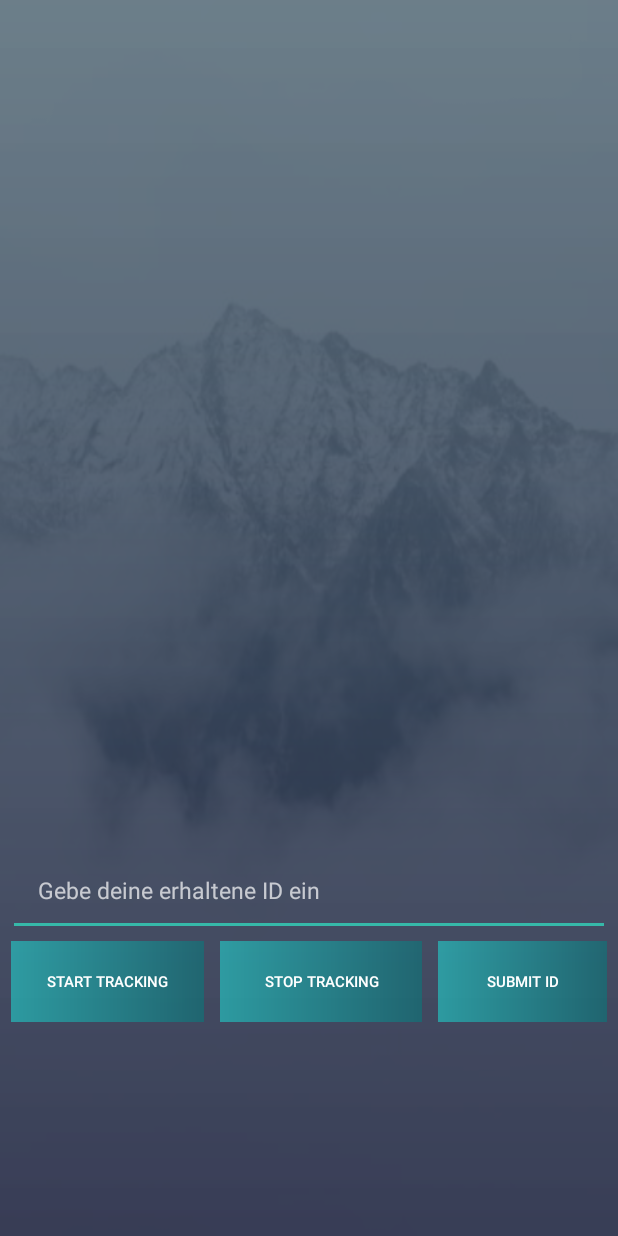
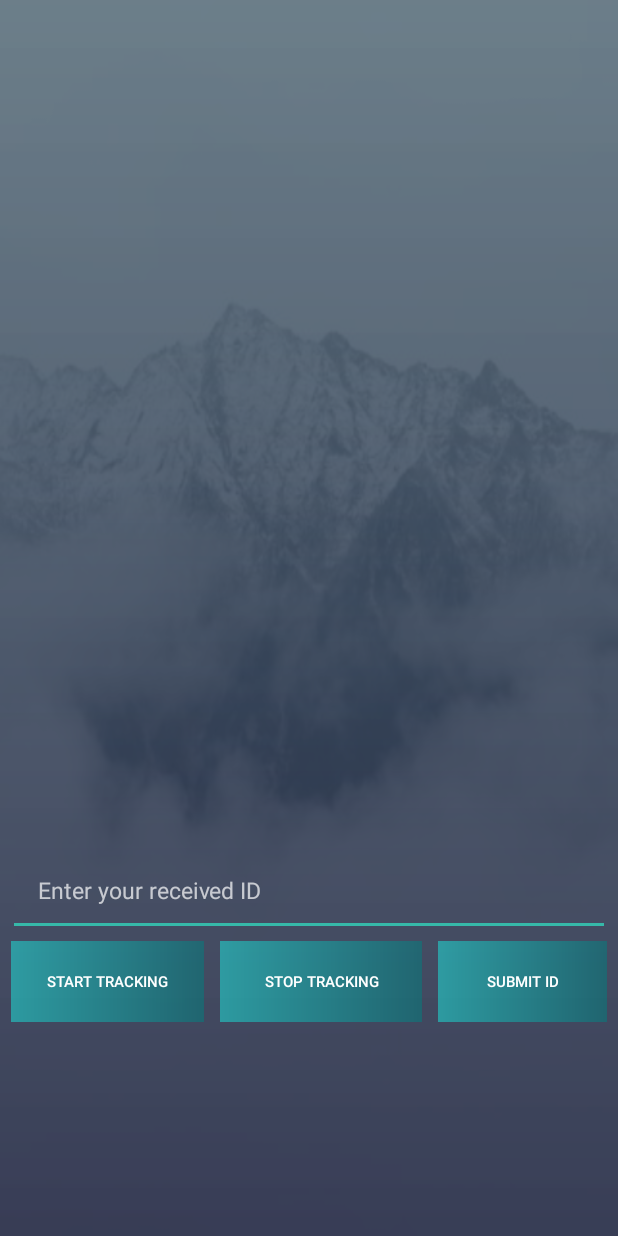
Before and after one commit to AliceNNguyen/ContextLock, an Android app: the screen it shows after launch (MainActivity), on a phone screen of 412 x 824 dp. Run offline under Robolectric (Android 15) with nearby library versions, the phone set to English and light mode, and no system bars; our stand-ins replace Firebase (no records; nobody signed in at launch, a user with empty details on screens opened directly).

Commit message:
update apk and code

```diff
--- a/app/src/main/java/com/example/alicenguyen/contextlock/AlarmReceiver.java
+++ b/app/src/main/java/com/example/alicenguyen/contextlock/AlarmReceiver.java
@@ -142,7 +142,7 @@ public class AlarmReceiver extends BroadcastReceiver {
         Log.e(TAG, String.valueOf(notificationSendCounter));
         SharedPreferencesStorage.writeSharedPreference(context, Constants.PREFERENCES, Constants.NOTIFICATION_SEND_KEY, String.valueOf(notificationSendCounter));
         NotificationHelper notificationHelper = new NotificationHelper(context);
-        NotificationCompat.Builder nb = notificationHelper.getChannelNotification(R.mipmap.fingerprint_ic, context.getString(R.string.default_message));
+        NotificationCompat.Builder nb = notificationHelper.getChannelNotification(R.mipmap.fingerprint_ic, "");
         notificationHelper.getManager().notify(Constants.NOTIFICATION_ID, nb.build());
 
 
--- a/app/src/main/java/com/example/alicenguyen/contextlock/Constants.java
+++ b/app/src/main/java/com/example/alicenguyen/contextlock/Constants.java
@@ -3,18 +3,18 @@ package com.example.alicenguyen.contextlock;
 public class Constants {
     public static final String BROADCAST_DETECTED_ACTIVITY = "activity_intent";
 
-    static final long DETECTION_INTERVAL_IN_MILLISECONDS = 15 * 1000 * 60;//30 * 1000;
+    static final long DETECTION_INTERVAL_IN_MILLISECONDS = 60 * 1000 * 60;//30 * 1000;
 
     public static final int CONFIDENCE = 70;
 
-    public static final int LOCATION_INTERVAL = 15 * 1000 * 60;
+    public static final int LOCATION_INTERVAL = 60 * 1000 * 60;
     public  static final float LOCATION_DISTANCE = 10f;
 
     public static final String BROADCAST_DETECTED_LOCATION = "location_intent";
 
     //public static final String BROADCAST_DETECTED_GOOGLE_LOCATION = "google_location_intent";
 
-    public static final int JOB_SERVICE_INTERVAL = 15 * 60 * 1000;
+    public static final int JOB_SERVICE_INTERVAL = 60 * 60 * 1000;
     public static final int NOTIFICATION_TIMEOUT = 5 * 60 * 1000;
 
     public static final String CHANNEL_ID = "context-notification-id";
--- a/app/src/main/java/com/example/alicenguyen/contextlock/ExperienceSamplingActivity.java
+++ b/app/src/main/java/com/example/alicenguyen/contextlock/ExperienceSamplingActivity.java
@@ -477,6 +477,7 @@ public class ExperienceSamplingActivity extends AppCompatActivity {
         mDatabaseReference.child(version).child(userid).child(currenttime.toString()).child("prediction-rate").setValue(predictionValue);
         mDatabaseReference.child(version).child(userid).child(currenttime.toString()).child("annoyance-rate").setValue(annoyanceValue);
         mDatabaseReference.child(version).child(userid).child(currenttime.toString()).child("fingererror-value").setValue(fingerErrorValue);
+        NotificationHelper.cancelNotification(this, Constants.NOTIFICATION_ID);
         super.onDestroy();
     }
 
--- a/app/src/main/java/com/example/alicenguyen/contextlock/LocationJobService.java
+++ b/app/src/main/java/com/example/alicenguyen/contextlock/LocationJobService.java
@@ -161,7 +161,7 @@ public class LocationJobService extends JobService {
         SharedPreferencesStorage.writeSharedPreference(this, Constants.PREFERENCES, Constants.NOTIFICATION_SEND_KEY, String.valueOf(notificationSendCounter));
 
         NotificationHelper notificationHelper = new NotificationHelper(this);
-        NotificationCompat.Builder nb = notificationHelper.getChannelNotification(R.mipmap.fingerprint_ic, getString(R.string.default_message));
+        NotificationCompat.Builder nb = notificationHelper.getChannelNotification(R.mipmap.fingerprint_ic, "");
         notificationHelper.getManager().notify(Constants.NOTIFICATION_ID, nb.build());
     }
 
@@ -228,6 +228,7 @@ public class LocationJobService extends JobService {
         }else{
             Log.e(TAG, "failed to insert DB");
             //TODO send failed log to firebase
+
         }
     }
 
--- a/app/src/main/java/com/example/alicenguyen/contextlock/MainActivity.java
+++ b/app/src/main/java/com/example/alicenguyen/contextlock/MainActivity.java
@@ -88,11 +88,6 @@ public class MainActivity extends AppCompatActivity {
         super.onCreate(savedInstanceState);
         setContentView(R.layout.activity_main);
         prefs = PreferenceManager.getDefaultSharedPreferences(getBaseContext());
-
-        /*if (!FirebaseApp.getApps(this).isEmpty()) {
-            FirebaseDatabase.getInstance().setPersistenceEnabled(true);
-        }*/
-
         notificationSettingsRequest();
         showPermissionDialog();
         setUserId();
@@ -111,7 +106,15 @@ public class MainActivity extends AppCompatActivity {
 
     private void registerLockScreenReceiver() {
         mLockScreenReceiver = new LockScreenReceiver();
-        registerReceiver(mLockScreenReceiver, new IntentFilter("android.intent.action.USER_PRESENT"));
+
+        final IntentFilter intentFilter = new IntentFilter();
+        /** System Defined Broadcast */
+        intentFilter.addAction(Intent.ACTION_SCREEN_ON);
+        intentFilter.addAction(Intent.ACTION_SCREEN_OFF);
+        intentFilter.addAction(Intent.ACTION_USER_PRESENT);
+        registerReceiver(mLockScreenReceiver, intentFilter);
+        //registerReceiver(mLockScreenReceiver, new IntentFilter("android.intent.action.USER_PRESENT"));
+
     }
 
 
@@ -147,6 +150,7 @@ public class MainActivity extends AppCompatActivity {
         });
     }
 
+    /*open initial survey when user clicks on confirm id button the first time*/
     private void openInitialSurvey() {
         boolean previouslyStarted = prefs.getBoolean(Constants.FIRST_OPEN_SURVEY, false);
         if(!previouslyStarted) {
@@ -195,7 +199,7 @@ public class MainActivity extends AppCompatActivity {
                     }
                 } else {
                     // permission denied
-                    Toast.makeText(MainActivity.this, "Bitte GPS erlauben, um App nutzen zu können", Toast.LENGTH_SHORT).show();
+                    Toast.makeText(MainActivity.this, "Please accept GPS permission to user the App", Toast.LENGTH_SHORT).show();
                 }
                 return;
             }
@@ -342,10 +346,14 @@ public class MainActivity extends AppCompatActivity {
             final AlertDialog.Builder builder = new AlertDialog.Builder(new ContextThemeWrapper(this, android.R.style.Theme_Holo_Light_Dialog));
             builder.setMessage("Notifications on your lock screen needs to be enabled for using the App.")
                     .setCancelable(false)
-                    .setPositiveButton("ّyes", new DialogInterface.OnClickListener() {
+                    .setPositiveButton("yes", new DialogInterface.OnClickListener() {
                         public void onClick(@SuppressWarnings("unused") final DialogInterface dialog, @SuppressWarnings("unused") final int id) {
                             Intent settingsIntent = new Intent(Settings.ACTION_APP_NOTIFICATION_SETTINGS)
                                     .addFlags(Intent.FLAG_ACTIVITY_NEW_TASK)
+                                    //for Android 5-7
+                                    .putExtra("app_package", getPackageName())
+                                    .putExtra("app_uid", getApplicationInfo().uid)
+                                    //for Android 8 and above
                                     .putExtra(Settings.EXTRA_APP_PACKAGE, getPackageName());
                             startActivity(settingsIntent);
                         }
@@ -403,13 +411,14 @@ public class MainActivity extends AppCompatActivity {
         //TODO set alarm to midnight/after midnight after testing done
         Calendar c = Calendar.getInstance();
         c.set(Calendar.HOUR_OF_DAY, 24 );
-        c.set(Calendar.MINUTE, 00);
+        c.set(Calendar.MINUTE, 0);
 
         // alarm will fire the next day if alarm time is before current time
-        if (c.before(Calendar.getInstance())) {
+        /*if (c.before(Calendar.getInstance())) {
             c.add(Calendar.DATE, 1);
-        }
-        alarmManager.set(AlarmManager.RTC_WAKEUP, c.getTimeInMillis(), pendingIntent);
+        }*/
+
+        alarmManager.setInexactRepeating(AlarmManager.RTC_WAKEUP, c.getTimeInMillis(),AlarmManager.INTERVAL_DAY, pendingIntent);
     }
 
     private void setRandomAlarmReceiver() {
@@ -422,7 +431,7 @@ public class MainActivity extends AppCompatActivity {
         c.add(Calendar.MINUTE, 5);
 
         Log.e(TAG, c.toString());
-        alarmManager.set(AlarmManager.RTC_WAKEUP, c.getTimeInMillis(), pendingIntent);
+        alarmManager.setInexactRepeating(AlarmManager.RTC_WAKEUP, c.getTimeInMillis(), AlarmManager.INTERVAL_DAY, pendingIntent);
     }
 
     /*Backup alarm scheduler to send notification. It makes sure that user will receive
--- a/app/src/main/java/com/example/alicenguyen/contextlock/NotificationHelper.java
+++ b/app/src/main/java/com/example/alicenguyen/contextlock/NotificationHelper.java
@@ -1,6 +1,7 @@
 package com.example.alicenguyen.contextlock;
 
 import android.annotation.TargetApi;
+import android.app.Notification;
 import android.app.NotificationChannel;
 import android.app.NotificationManager;
 import android.content.Context;
@@ -9,8 +10,10 @@ import android.graphics.Bitmap;
 import android.graphics.BitmapFactory;
 import android.os.Build;
 import android.support.v4.app.NotificationCompat;
+import android.util.Log;
 
 public class NotificationHelper extends ContextWrapper {
+    private static final String TAG = "NotificationHelper";
     public static final String channelID = "channelID";
     public static final String channelName = "Channel Name";
     private NotificationManager mManager;
@@ -39,6 +42,7 @@ public class NotificationHelper extends ContextWrapper {
 
     /*public method to cancel notification*/
     public static void cancelNotification(Context context, int notifyId) {
+        Log.e(TAG, "cancel Notification");
         NotificationManager mManager = (NotificationManager) context.getSystemService(Context.NOTIFICATION_SERVICE);
         mManager.cancel(notifyId);
     }
@@ -58,6 +62,7 @@ public class NotificationHelper extends ContextWrapper {
                 // Set the intent that will fire when the user taps the notification
                 //.setContentIntent(pendingIntent)
                 .setTimeoutAfter(Constants.NOTIFICATION_TIMEOUT)
+                .setVisibility(Notification.VISIBILITY_PUBLIC)
                 .setAutoCancel(true);
     }
 }
--- a/app/src/main/java/com/example/alicenguyen/contextlock/UserActivityJobIntentService.java
+++ b/app/src/main/java/com/example/alicenguyen/contextlock/UserActivityJobIntentService.java
@@ -188,7 +188,7 @@ public class UserActivityJobIntentService extends JobIntentService {
         Log.e(TAG, String.valueOf(notificationSendCounter));
         SharedPreferencesStorage.writeSharedPreference(this, Constants.PREFERENCES, Constants.NOTIFICATION_SEND_KEY, String.valueOf(notificationSendCounter));
         NotificationHelper notificationHelper = new NotificationHelper(this);
-        NotificationCompat.Builder nb = notificationHelper.getChannelNotification(R.mipmap.fingerprint_ic, getString(R.string.default_message));
+        NotificationCompat.Builder nb = notificationHelper.getChannelNotification(R.mipmap.fingerprint_ic, "");
         notificationHelper.getManager().notify(Constants.NOTIFICATION_ID, nb.build());
 
     }
--- a/app/src/main/res/layout/activity_experience_sampling.xml
+++ b/app/src/main/res/layout/activity_experience_sampling.xml
@@ -26,6 +26,9 @@
         android:background="@drawable/bg">
 
 
+        <ScrollView
+            android:layout_width="match_parent"
+            android:layout_height="wrap_content">
         <LinearLayout
             android:layout_width="match_parent"
             android:layout_height="match_parent"
@@ -868,7 +871,7 @@
 
 
         </LinearLayout>
-
+        </ScrollView>
     </RelativeLayout>
 
 </RelativeLayout>
--- a/app/src/main/res/layout/activity_experience_sampling2.xml
+++ b/app/src/main/res/layout/activity_experience_sampling2.xml
@@ -26,7 +26,9 @@
         android:background="@drawable/bg">
 
 
-
+            <ScrollView
+                android:layout_width="match_parent"
+                android:layout_height="match_parent">
             <LinearLayout
                 android:layout_width="match_parent"
                 android:layout_height="match_parent"
@@ -732,7 +734,7 @@
 
 
             </LinearLayout>
-
+            </ScrollView>
 
     </RelativeLayout>
 
--- a/app/src/main/res/values/strings.xml
+++ b/app/src/main/res/values/strings.xml
@@ -11,7 +11,7 @@
     <string name="pinlock_fingerprint">Use Fingerprint</string>
     <string name="pinlock_pin">Fingerprint might not working. Use PIN</string>
     <string name="set_pin">Change PIN</string>
-    <string name="set_id">Gebe deine erhaltene ID ein</string>
+    <string name="set_id">Enter your received ID</string>
     <string name="settings">Settings</string>
     <string name="title_activity_experience_sampling">ExperienceSamplingActivity</string>
     <string name="feedback_survey">Feedback on ContextLockScreen</string>
@@ -96,9 +96,9 @@
     <string name="dont_know">I don\'t know</string>
 
     <!--default notifcation messages-->
-    <string name="default_humidity">Humidity recognized.</string>
-    <string name="default_movement">Movement recognized.</string>
-    <string name="default_message">Your fingerprint might not working</string>
+    <string name="default_humidity">Humidity detected.</string>
+    <string name="default_movement">Movement detected.</string>
+    <string name="default_message">Your fingerprint might not work</string>
 
     <string name="no_condition_message">no condition met</string>
     <string name="previous">back</string>
```
Also changed, not shown: app/src/main/java/com/example/alicenguyen/contextlock/ExportDBHelper.java (+10 -5 lines), app/src/main/java/com/example/alicenguyen/contextlock/LocalDatabase.java (+4 -4 lines), app/src/main/java/com/example/alicenguyen/contextlock/RandomAlarmReceiver.java (+4 -3 lines), 1 other file.
